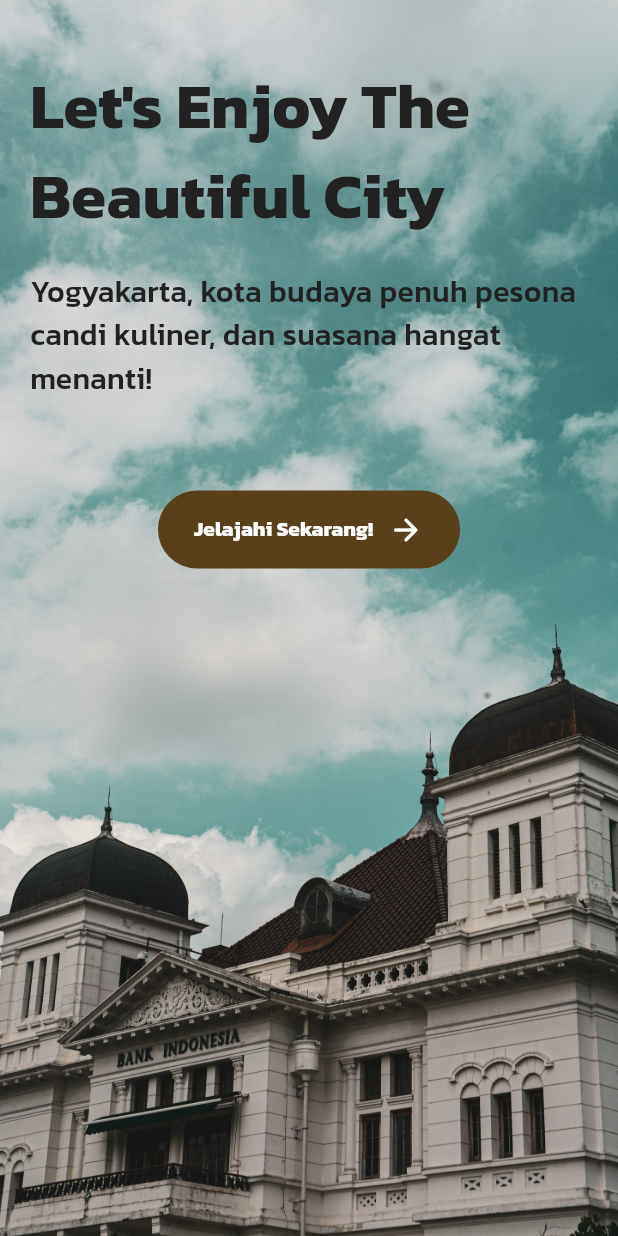
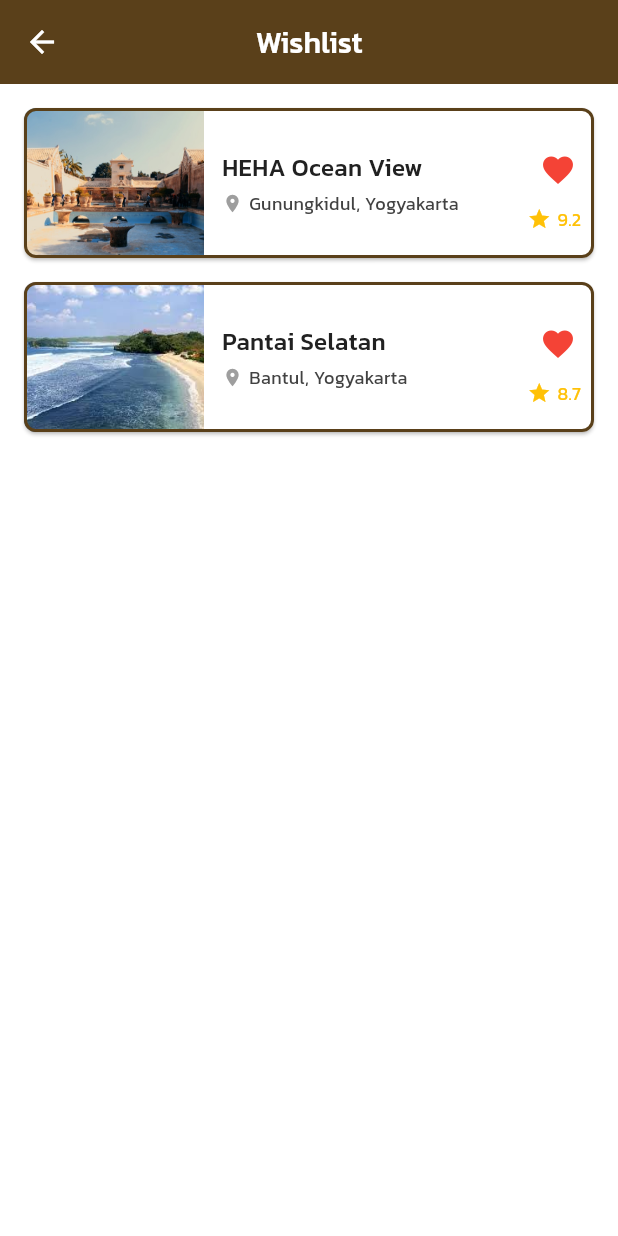
Before and after one commit to Alope-Community/forClient_TravelApp, a Flutter app: the screen it shows after launch, on a phone screen of 412 x 824 dp. Run offline on Flutter 3.47's test engine with Material 3 defaults, Android fonts, the phone set to English and light mode, and no system bars.

Commit message:
add wishlist page

```diff
--- a/lib/main.dart
+++ b/lib/main.dart
@@ -1,5 +1,6 @@
 import 'package:flutter/material.dart';
 import 'package:forclient_travelapp/screens/splash_screen.dart';
+import 'package:forclient_travelapp/screens/wishlist.dart';
 import 'package:forclient_travelapp/utils/constant.dart';
 
 void main() {
@@ -18,7 +19,7 @@
         colorScheme: ColorScheme.fromSeed(seedColor: AppColors.primary),
         useMaterial3: true,
       ),
-      home: const SplashScreen(),
+      home: const WishlistPage(),
     );
   }
 }
--- /dev/null
+++ b/lib/screens/wishlist.dart
@@ -0,0 +1,175 @@
+import 'package:flutter/material.dart';
+import 'package:forclient_travelapp/utils/constant.dart';
+
+class WishlistPage extends StatefulWidget {
+  const WishlistPage({super.key});
+
+  @override
+  State<WishlistPage> createState() => _WishlistPageState();
+}
+
+class _WishlistPageState extends State<WishlistPage> {
+  final List<Map<String, dynamic>> wishlistItems = [
+    {
+      'key': 'heha-ocean-view',
+      'image': 'assets/images/banner.jpg',
+      'title': 'HEHA Ocean View',
+      'location': 'Gunungkidul, Yogyakarta',
+      'rating': 9.2,
+    },
+    {
+      'key': 'pantai-selatan-yogyakarta',
+      'image': 'assets/images/pantai-selatan.jpg',
+      'title': 'Pantai Selatan',
+      'location': 'Bantul, Yogyakarta',
+      'rating': 8.7,
+    },
+  ];
+
+  @override
+  Widget build(BuildContext context) {
+    return Scaffold(
+      appBar: AppBar(
+        title: Text(
+          'Wishlist',
+          style: AppTextStyles.heading2.copyWith(color: Colors.white),
+        ),
+        centerTitle: true,
+        backgroundColor: AppColors.primary,
+        foregroundColor: Colors.white,
+        leading: IconButton(
+          icon: const Icon(Icons.arrow_back),
+          onPressed: () => Navigator.pop(context),
+        ),
+      ),
+      backgroundColor: Colors.white,
+      body:
+          wishlistItems.isEmpty
+              ? Center(
+                child: Column(
+                  mainAxisSize: MainAxisSize.min,
+                  children: const [
+                    Icon(Icons.favorite_border, size: 80, color: Colors.grey),
+                    SizedBox(height: 16),
+                    Text(
+                      'Belum ada wishlist 😔',
+                      style: TextStyle(fontSize: 18, color: Colors.grey),
+                    ),
+                  ],
+                ),
+              )
+              : ListView.builder(
+                padding: const EdgeInsets.all(16),
+                itemCount: wishlistItems.length,
+                itemBuilder: (context, index) {
+                  final item = wishlistItems[index];
+                  return Dismissible(
+                    key: Key(item['key']),
+                    direction: DismissDirection.endToStart,
+                    onDismissed: (direction) {
+
+                    },
+                    child: Card(
+                      color: Colors.white,
+                      shape: RoundedRectangleBorder(
+                        borderRadius: BorderRadius.circular(8),
+                        side: const BorderSide(
+                          color: AppColors.primary,
+                          width: 2,
+                        ),
+                      ),
+                      margin: const EdgeInsets.only(bottom: 16),
+                      child: InkWell(
+                        onTap: () {
+                          // TODO: navigate to detail
+                        },
+                        child: Row(
+                          children: [
+                            ClipRRect(
+                              borderRadius: const BorderRadius.only(
+                                topLeft: Radius.circular(8),
+                                bottomLeft: Radius.circular(8),
+                              ),
+                              child: Image.asset(
+                                item['image'],
+                                width: 120,
+                                height: 100,
+                                fit: BoxFit.cover,
+                              ),
+                            ),
+                            Expanded(
+                              child: Padding(
+                                padding: const EdgeInsets.all(12.0),
+                                child: Column(
+                                  crossAxisAlignment: CrossAxisAlignment.start,
+                                  children: [
+                                    Text(
+                                      item['title'],
+                                      style: AppTextStyles.heading2.copyWith(
+                                        fontSize: 16,
+                                      ),
+                                    ),
+                                    const SizedBox(height: 4),
+                                    Row(
+                                      children: [
+                                        const Icon(
+                                          Icons.location_on,
+                                          size: 14,
+                                          color: Colors.grey,
+                                        ),
+                                        const SizedBox(width: 4),
+                                        Expanded(
+                                          child: Text(
+                                            item['location'],
+                                            style: AppTextStyles.small,
+                                            overflow: TextOverflow.ellipsis,
+                                          ),
+                                        ),
+                                      ],
+                                    ),
+                                  ],
+                                ),
+                              ),
+                            ),
+                            Column(
+                              children: [
+                                IconButton(
+                                  icon: const Icon(
+                                    Icons.favorite,
+                                    color: Colors.red,
+                                  ),
+                                  onPressed: () {
+                                    setState(() {
+                                      wishlistItems.removeAt(index);
+                                    });
+                                  },
+                                ),
+                                Row(
+                                  children: [
+                                    const Icon(
+                                      Icons.star,
+                                      size: 16,
+                                      color: Colors.amber,
+                                    ),
+                                    const SizedBox(width: 4),
+                                    Text(
+                                      item['rating'].toString(),
+                                      style: AppTextStyles.small.copyWith(
+                                        color: Colors.amber,
+                                      ),
+                                    ),
+                                    const SizedBox(width: 5),
+                                  ],
+                                ),
+                              ],
+                            ),
+                          ],
+                        ),
+                      ),
+                    ),
+                  );
+                },
+              ),
+    );
+  }
+}
```
